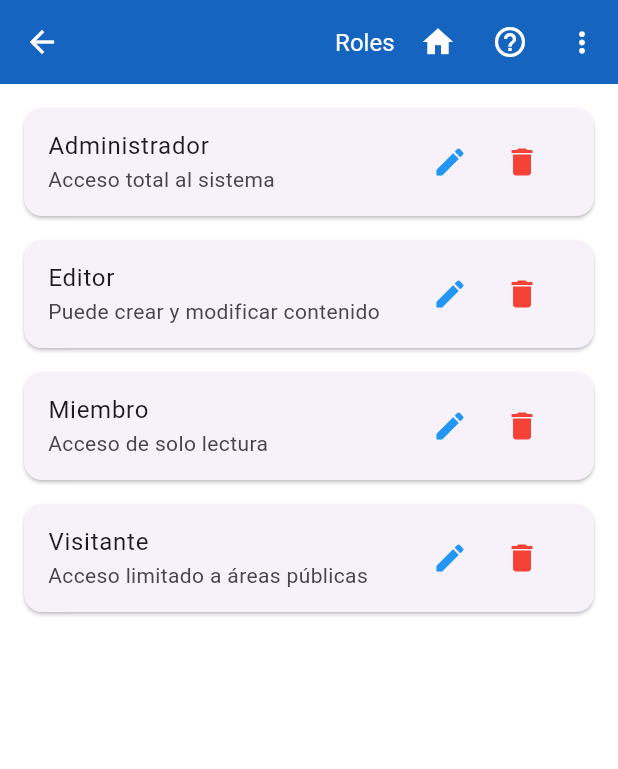
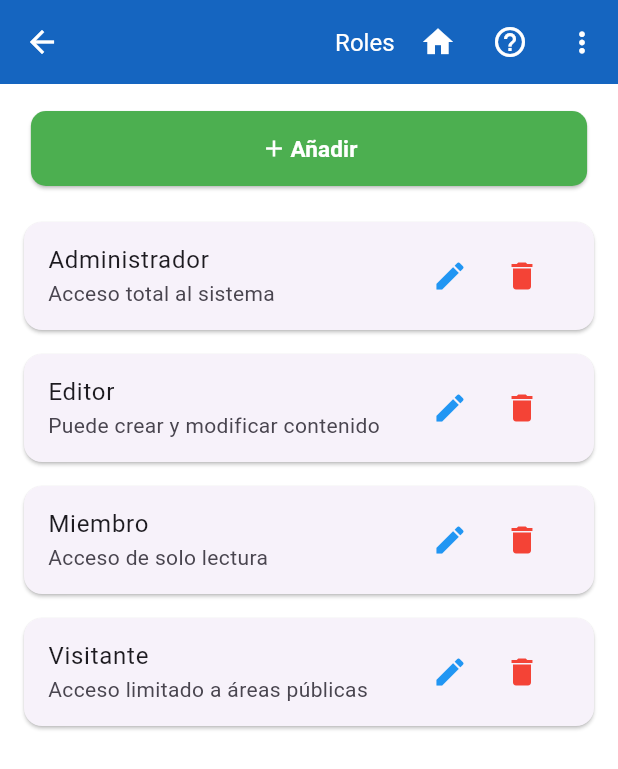
Before and after one commit to YamiYH/secretary, a Flutter app: the Roles screen opened directly, on a phone screen of 412 x 824 dp. Shown: the top 769 px of the screen. Run offline on Flutter 3.47's test engine with Material 3 defaults, Android fonts, the phone set to English and light mode, and no system bars; our stand-ins replace table_calendar.

Commit message:
Refactor UI components: add optional size to AddButton, update role and user creation logs, and enhance mobile layout for roles and users

```diff
--- a/lib/screens/admin.dart
+++ b/lib/screens/admin.dart
@@ -50,7 +50,7 @@ class Admin extends StatelessWidget {
         physics: const NeverScrollableScrollPhysics(),
         children: [
           _buildCard(context, Icons.people, 'Usuarios'),
-          _buildCard(context, Icons.shield, 'Roles'),
+          _buildCard(context, Icons.admin_panel_settings, 'Roles'),
           _buildCard(context, Icons.history, 'Logs'),
         ],
       ),
--- a/lib/screens/create/create_role.dart
+++ b/lib/screens/create/create_role.dart
@@ -76,7 +76,7 @@ class _CreateRoleState extends State<CreateRole> {
           userName: 'Usuario Actual', // Temporalmente hardcodeado
           action: LogAction.create,
           entity: LogEntity.role, // Especifica que la entidad es un Rol
-          details: 'Se creó el nuevo rol: "${newRole.name}"',
+          details: 'Se creó el rol: "${newRole.name}"',
         );
       }
       if (!mounted) return;
--- a/lib/screens/create/create_user.dart
+++ b/lib/screens/create/create_user.dart
@@ -77,7 +77,7 @@ class _CreateUserState extends State<CreateUser> {
           action: LogAction.update,
           entity: LogEntity.user,
           details:
-              'Se actualizó al usuario: ${updatedUser.name} ${updatedUser.lastName}',
+              'Se actualizó el usuario: ${updatedUser.name} ${updatedUser.lastName}',
         );
       } else {
         final newUser = User(
@@ -94,8 +94,7 @@ class _CreateUserState extends State<CreateUser> {
           userName: 'Usuario Actual',
           action: LogAction.create,
           entity: LogEntity.user,
-          details:
-              'Se creó al nuevo usuario: ${newUser.name} ${newUser.lastName}',
+          details: 'Se creó el usuario: ${newUser.name} ${newUser.lastName}',
         );
       }
       if (!mounted) return;
--- a/lib/screens/roles.dart
+++ b/lib/screens/roles.dart
@@ -74,7 +74,23 @@ class Roles extends StatelessWidget {
   }
 
   Widget _buildMobileLayout(BuildContext context, List<Role> roles) {
-    return ListView.builder(
+    return Column(
+      children: [
+        SizedBox(height: 10),
+        Padding(
+          padding: const EdgeInsets.all(8.0),
+          child: Align(
+            alignment: Alignment.center,
+            child: AddButton(
+              size: Size(MediaQuery.of(context).size.width * 0.9, 50),
+              onPressed: () {
+                Navigator.push(context, createFadeRoute(CreateRole()));
+              },
+            ),
+          ),
+        ),
+        Expanded(
+          child: ListView.builder(
             padding: const EdgeInsets.all(16.0),
             itemCount: roles.length,
             itemBuilder: (context, index) {
@@ -113,6 +129,9 @@ class Roles extends StatelessWidget {
                 ),
               );
             },
+          ),
+        ),
+      ],
     );
   }
 
--- a/lib/widgets/add_button.dart
+++ b/lib/widgets/add_button.dart
@@ -2,10 +2,10 @@ import 'package:flutter/material.dart';
 
 class AddButton extends StatefulWidget {
   final VoidCallback onPressed;
-
+  final Size? size; // Tamaño opcional
   final Icon? icon;
 
-  const AddButton({Key? key, required this.onPressed, this.icon})
+  const AddButton({Key? key, required this.onPressed, this.icon, this.size})
     : super(key: key);
 
   @override
@@ -16,12 +16,15 @@ class _ButtonState extends State<AddButton> {
   @override
   Widget build(BuildContext context) {
     bool isMobile = MediaQuery.of(context).size.width < 700;
+    Size defaultSize = Size(isMobile ? 120 : 140, isMobile ? 50 : 45);
+    Size buttonSize = widget.size ?? defaultSize;
+
     return ElevatedButton(
       onPressed: widget.onPressed,
       style: ElevatedButton.styleFrom(
         shape: RoundedRectangleBorder(borderRadius: BorderRadius.circular(10)),
         backgroundColor: Colors.green,
-        fixedSize: Size(isMobile ? 120 : 140, isMobile ? 50 : 45),
+        fixedSize: buttonSize,
       ),
       child: Row(
         mainAxisAlignment: MainAxisAlignment.center,
```
Also changed, not shown: lib/screens/logs.dart (+1 -9 lines), lib/screens/users.dart (+24 -6 lines). Lines whose indentation alone changed are shown as unchanged.
